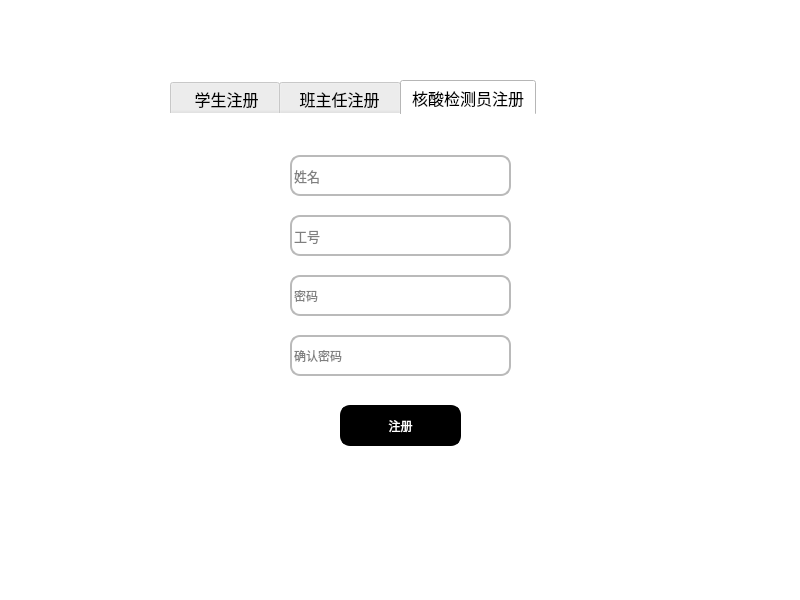
Above: sign_up.ui from sukiiiKotori/pymysql before the change. Below: the same form after it.
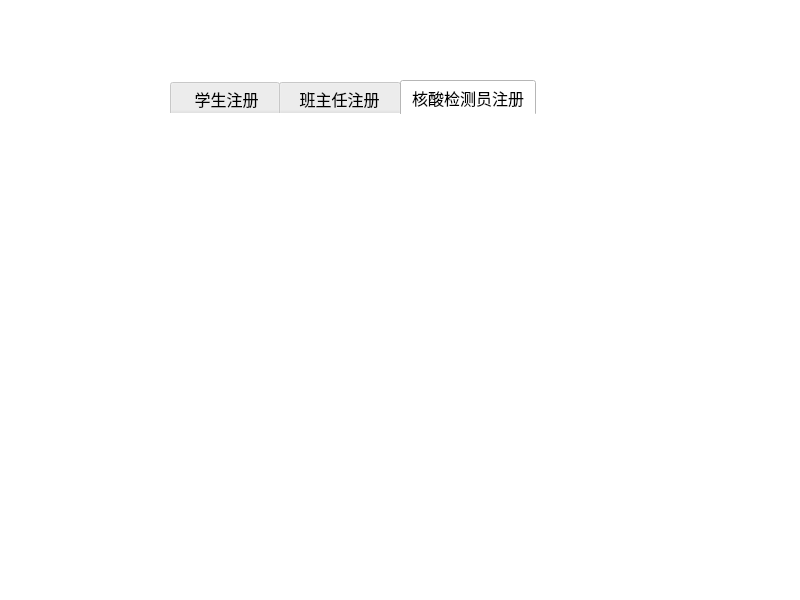
That is the form after the change. The open tabs and pages were chosen to show the change.

What changed in the file:
```diff
--- a/sign_up.ui
+++ b/sign_up.ui
@@ -99,7 +99,7 @@
        <string>密码</string>
       </property>
      </widget>
-     <widget class="QLineEdit" name="password_comfirm_lineEdit">
+     <widget class="QLineEdit" name="password_lineEdit_3">
       <property name="geometry">
        <rect>
         <x>120</x>
@@ -176,7 +176,7 @@
        <string>注册</string>
       </property>
      </widget>
-     <widget class="QLineEdit" name="username_lineEdit">
+     <widget class="QLineEdit" name="username_lineEdit_3">
       <property name="geometry">
        <rect>
         <x>120</x>
@@ -381,147 +381,6 @@
      <attribute name="title">
       <string>核酸检测员注册</string>
      </attribute>
-     <widget class="QLineEdit" name="username_lineEdit_3">
-      <property name="geometry">
-       <rect>
-        <x>120</x>
-        <y>40</y>
-        <width>221</width>
-        <height>41</height>
-       </rect>
-      </property>
-      <property name="font">
-       <font>
-        <family>微软雅黑</family>
-        <pointsize>10</pointsize>
-        <weight>50</weight>
-        <italic>false</italic>
-        <bold>false</bold>
-        <strikeout>false</strikeout>
-       </font>
-      </property>
-      <property name="styleSheet">
-       <string notr="true">border:2px solid rgb(186,186,186);
-font: 10pt &quot;微软雅黑&quot;;
-border-radius:10px
-</string>
-      </property>
-      <property name="text">
-       <string/>
-      </property>
-      <property name="placeholderText">
-       <string>姓名</string>
-      </property>
-     </widget>
-     <widget class="QLineEdit" name="tno_lineEdit_2">
-      <property name="geometry">
-       <rect>
-        <x>120</x>
-        <y>100</y>
-        <width>221</width>
-        <height>41</height>
-       </rect>
-      </property>
-      <property name="font">
-       <font>
-        <family>微软雅黑</family>
-        <pointsize>10</pointsize>
-        <weight>50</weight>
-        <italic>false</italic>
-        <bold>false</bold>
-        <strikeout>false</strikeout>
-       </font>
-      </property>
-      <property name="styleSheet">
-       <string notr="true">border:2px solid rgb(186,186,186);
-font: 10pt &quot;微软雅黑&quot;;
-border-radius:10px
-</string>
-      </property>
-      <property name="text">
-       <string/>
-      </property>
-      <property name="placeholderText">
-       <string>工号</string>
-      </property>
-     </widget>
-     <widget class="QLineEdit" name="password_lineEdit_3">
-      <property name="geometry">
-       <rect>
-        <x>120</x>
-        <y>160</y>
-        <width>221</width>
-        <height>41</height>
-       </rect>
-      </property>
-      <property name="styleSheet">
-       <string notr="true">border:2px solid rgb(186,186,186);
-font: 10pt &quot;微软雅黑&quot;;
-border-radius:10px
-</string>
-      </property>
-      <property name="echoMode">
-       <enum>QLineEdit::Password</enum>
-      </property>
-      <property name="placeholderText">
-       <string>密码</string>
-      </property>
-     </widget>
-     <widget class="QLineEdit" name="password_confirm_lineEdit_3">
-      <property name="geometry">
-       <rect>
-        <x>120</x>
-        <y>220</y>
-        <width>221</width>
-        <height>41</height>
-       </rect>
-      </property>
-      <property name="styleSheet">
-       <string notr="true">border:2px solid rgb(186,186,186);
-font: 10pt &quot;微软雅黑&quot;;
-border-radius:10px
-</string>
-      </property>
-      <property name="echoMode">
-       <enum>QLineEdit::Password</enum>
-      </property>
-      <property name="placeholderText">
-       <string>确认密码</string>
-      </property>
-     </widget>
-     <widget class="QPushButton" name="surveyor_pushButton">
-      <property name="geometry">
-       <rect>
-        <x>170</x>
-        <y>290</y>
-        <width>121</width>
-        <height>41</height>
-       </rect>
-      </property>
-      <property name="styleSheet">
-       <string notr="true">QPushButton{
-	font: 12pt &quot;微软雅黑&quot;;
-	
-	background-color: rgb(0, 0, 0);
-	color: rgb(255, 255, 255);
-	border: 3px solid rgb(0,0,0);
-	border-radius:10px
-}
-QPushButton:hover{
-	
-	color: rgb(0, 0, 0);
-	background-color: rgb(255, 255, 255);
-}
-QPushButton:pressed{
-	padding-top:5px;
-	padding-left:5px
-}
-</string>
-      </property>
-      <property name="text">
-       <string>注册</string>
-      </property>
-     </widget>
     </widget>
    </widget>
   </widget>
```
Left out of the diff: 50 changed lines with no effect on the pictures.
